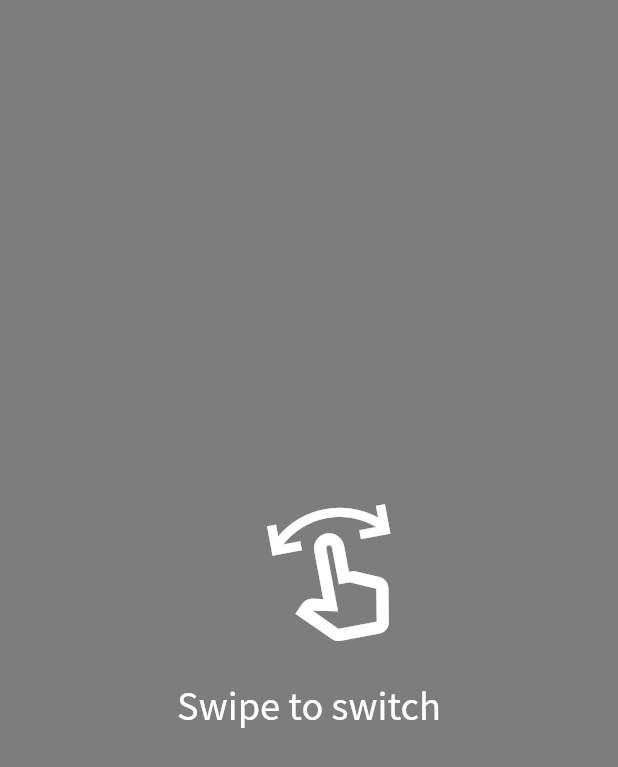
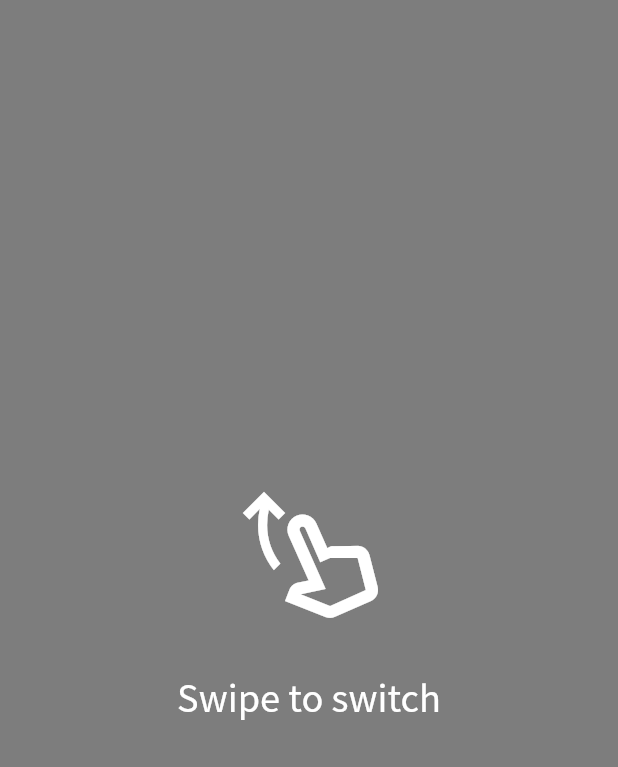
Before and after one commit to shu5ro/shu5, a Flutter app: the SwipeNavigation widget shown alone on an empty page, opened directly, on a phone screen of 412 x 824 dp. Shown: the top 767 px of the screen. Run offline on Flutter 3.47's test engine with Material 2 defaults, Android fonts, the phone set to English and light mode, and no system bars; missing offline and left inert: dart:html.

Commit message:
ver0.5.0

```diff
--- a/lib/components/swipeNavi.dart
+++ b/lib/components/swipeNavi.dart
@@ -13,7 +13,7 @@ class _SwipeNavigationState extends State<SwipeNavigation> with SingleTickerProv
   //スワイプナビ表示
   bool isVisible = true;
   late AnimationController _animationController;
-  late Animation<double> _rotateAnimation;
+  late Animation<Offset> _slideAnimation;
 
   @override
 
@@ -21,15 +21,11 @@ class _SwipeNavigationState extends State<SwipeNavigation> with SingleTickerProv
     super.initState();
     _animationController = AnimationController(
       vsync: this,
-      duration: const Duration(milliseconds: 1500),
+      duration: const Duration(milliseconds: 1200),
     );
-    _rotateAnimation = _animationController
-        .drive(
-        CurveTween(curve: Curves.easeInOut),
-    )
-        .drive(
-      Tween<double>(begin: -1*0.2, end: 0),
-    );
+    _slideAnimation = Tween<Offset>(begin: Offset(0, 0.2), end: Offset(0, -0.8))
+    .chain(CurveTween(curve: Curves.easeInOut))
+    .animate(_animationController);
       _animationController.repeat(reverse: true);
   }
 
@@ -46,6 +42,11 @@ class _SwipeNavigationState extends State<SwipeNavigation> with SingleTickerProv
       visible: isVisible,
       child: GestureDetector(
         onTap: (){
+          setState((){
+            isVisible = !isVisible;
+          });
+        },
+        onPanDown: (details){
           setState((){
             isVisible = !isVisible;
           });
@@ -74,16 +75,18 @@ class _SwipeNavigationState extends State<SwipeNavigation> with SingleTickerProv
                 Container(
                   alignment: Alignment.center,
                   padding: EdgeInsets.symmetric(vertical: 5, horizontal: 15),
-                  margin: EdgeInsets.only(bottom: 10.0,left: 55.0),
+                  margin: EdgeInsets.only(bottom: 0.0,left: 0.0),
                   child: FittedBox(
                     fit: BoxFit.fitWidth,
-                    child: RotationTransition(
-                      turns: _rotateAnimation,
-                     alignment: Alignment.bottomCenter,
-                      child: Icon(
-                        Icons.swipe_outlined,
-                        size: 96,
-                        color: Colors.white,
+                    child: SlideTransition(
+                      position: _slideAnimation,
+                      child: Container(
+                        alignment: Alignment.bottomCenter,
+                        child: Icon(
+                          Icons.swipe_up_outlined,
+                          size: 96,
+                          color: Colors.white,
+                        ),
                       ),
                     ),
                   ),
--- a/lib/screen/aboutPage.dart
+++ b/lib/screen/aboutPage.dart
@@ -114,6 +114,10 @@ class _aboutPageState extends State<aboutPage> with SingleTickerProviderStateMix
                   body: Container(
                     color: backColor,
                     alignment: Alignment.center,
+                    child: GestureDetector(
+                     onPanDown:((details) {
+                       _animationChange;
+                     }),
                       child: Container(
                       alignment: Alignment.center,
                       width: MediaQuery.of(context).size.width,
@@ -455,7 +459,7 @@ class _aboutPageState extends State<aboutPage> with SingleTickerProviderStateMix
                           ),
                         ],
                       ),
-                    ),
+                    ),)
                   ),
                 ),
               ),
```
Also changed, not shown: lib/main.dart (+5 -9 lines), lib/screen/intro.dart (+0 -9 lines), lib/screen/worksDetalePage.dart (+38 -9 lines), lib/screen/worksPage.dart (+4 -4 lines), 1 other file. Lines whose indentation alone changed are shown as unchanged.
